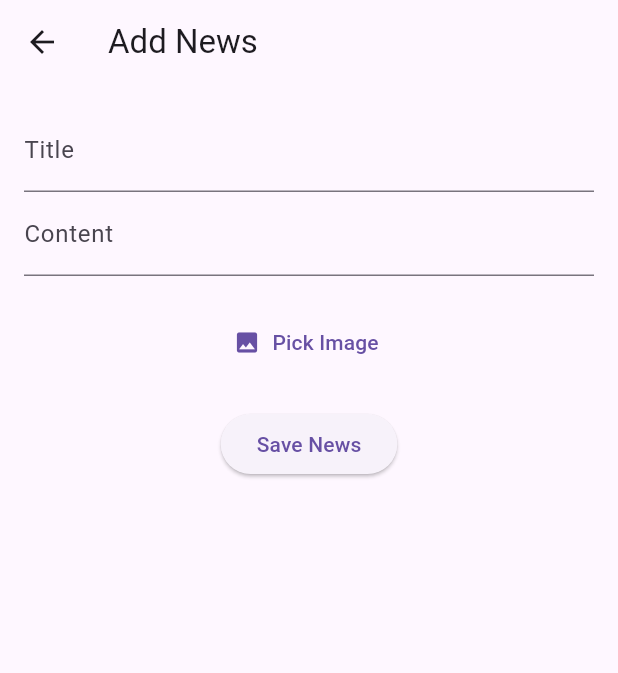
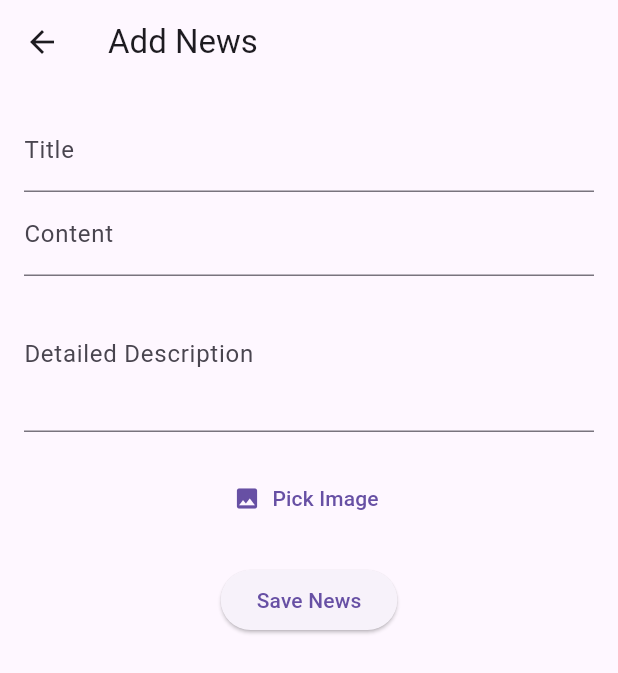
Before and after one commit to AloysiusChua0822/ElderlyHomecare, a Flutter app: the AddEditNewsScreen screen opened directly, on a phone screen of 412 x 824 dp. Shown: the top 673 px of the screen. Run offline on Flutter 3.47's test engine with Material 3 defaults, Android fonts, the phone set to English and light mode, and no system bars; our stand-ins replace cloud_firestore, firebase_auth, firebase_core, firebase_messaging, firebase_storage, image_picker; accounts and stored records are empty.

Commit message:
added new's feature

```diff
--- a/lib/classes/newsclass.dart
+++ b/lib/classes/newsclass.dart
@@ -2,15 +2,17 @@ class NewsItem {
   String id;
   String title;
   String content;
+  String description;
   String imageUrl;
 
-  NewsItem({this.id = '', required this.title, required this.content, this.imageUrl = ''});
+  NewsItem({this.id = '', required this.title, required this.content, required this.description, this.imageUrl = ''});
 
   factory NewsItem.fromFirestore(Map<String, dynamic> firestoreDoc, String documentId) {
     return NewsItem(
       id: documentId,
       title: firestoreDoc['title'] ?? '',
       content: firestoreDoc['content'] ?? '',
+      description: firestoreDoc['description'] ?? '',
       imageUrl: firestoreDoc['imageUrl'] ?? '',
     );
   }
@@ -19,6 +21,7 @@ class NewsItem {
     return {
       'title': title,
       'content': content,
+      'description': description,
       'imageUrl': imageUrl,
     };
   }
--- a/lib/screens/addnews.dart
+++ b/lib/screens/addnews.dart
@@ -4,7 +4,7 @@ import 'package:image_picker/image_picker.dart';
 import 'package:firebase_storage/firebase_storage.dart';
 import 'package:cloud_firestore/cloud_firestore.dart';
 import 'package:eldergit/screens/news.dart';
-import '../classes/newsclass.dart'; // Assuming this is your model class
+import '../classes/newsclass.dart'; // Update this import to your actual path
 
 class AddEditNewsScreen extends StatefulWidget {
   final NewsItem? newsItem;
@@ -19,6 +19,7 @@ class _AddEditNewsScreenState extends State<AddEditNewsScreen> {
   final _formKey = GlobalKey<FormState>();
   late TextEditingController _titleController;
   late TextEditingController _contentController;
+  late TextEditingController _descriptionController; // New controller for detailed description
   String? _imageUrl;
   File? _imageFile;
 
@@ -27,6 +28,7 @@ class _AddEditNewsScreenState extends State<AddEditNewsScreen> {
     super.initState();
     _titleController = TextEditingController(text: widget.newsItem?.title ?? '');
     _contentController = TextEditingController(text: widget.newsItem?.content ?? '');
+    _descriptionController = TextEditingController(text: widget.newsItem?.description ?? ''); // Initialize with existing description if editing
     _imageUrl = widget.newsItem?.imageUrl;
   }
 
@@ -62,6 +64,7 @@ class _AddEditNewsScreenState extends State<AddEditNewsScreen> {
     Map<String, dynamic> newsData = {
       'title': _titleController.text.trim(),
       'content': _contentController.text.trim(),
+      'description': _descriptionController.text.trim(), // Include the detailed description
       'imageUrl': imageUrl ?? '',
     };
 
@@ -99,6 +102,12 @@ class _AddEditNewsScreenState extends State<AddEditNewsScreen> {
                   decoration: InputDecoration(labelText: 'Content'),
                   validator: (value) => value!.isEmpty ? 'Please enter some content' : null,
                 ),
+                TextFormField(
+                  controller: _descriptionController,
+                  decoration: InputDecoration(labelText: 'Detailed Description'),
+                  maxLines: 3, // Allows for more text to be entered
+                  validator: (value) => value!.isEmpty ? 'Please enter a detailed description' : null,
+                ),
                 SizedBox(height: 20),
                 if (_imageUrl != null && _imageFile == null)
                   Image.network(_imageUrl!, height: 200, width: double.infinity, fit: BoxFit.cover),
```
Also changed, not shown: lib/screens/news.dart (+41 -7 lines), lib/screens/newsdetail.dart (added, +52 -0 lines).
